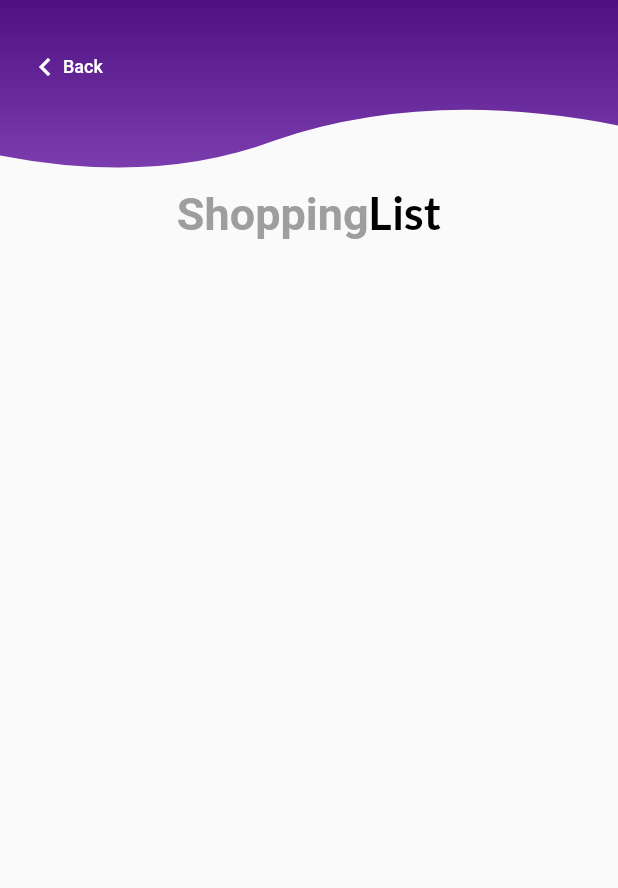
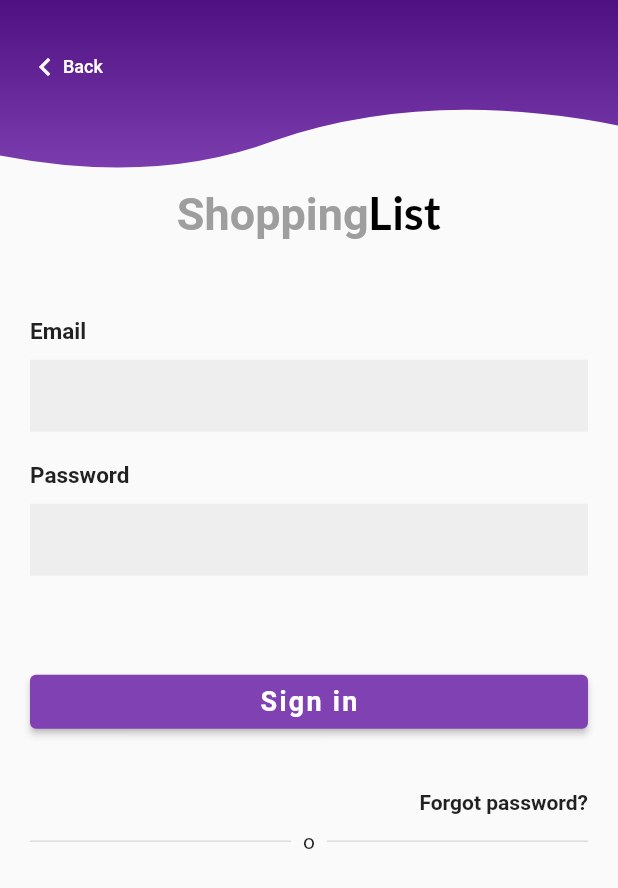
Before and after one commit to mayalaat/shopping_list, a Flutter app: the screen it shows after launch, after a tap on "Sign in", on a phone screen of 412 x 824 dp. Shown: the top 888 px of the screen. Run offline on Flutter 3.47's test engine with Material 2 defaults, Android fonts, the phone set to English and light mode, and no system bars; our stand-ins replace flutter_custom_clippers, google_fonts.

Commit message:
Adding login form

```diff
--- a/lib/MainScreens/login/loginScreen.dart
+++ b/lib/MainScreens/login/loginScreen.dart
@@ -1,9 +1,12 @@
 import 'package:flutter/material.dart';
-import 'package:flutter/widgets.dart';
+import 'package:shopping_list/MainScreens/homeScreen.dart';
+import 'package:shopping_list/Utils/TextApp.dart';
 import 'package:shopping_list/Widgets/Components/Containers/ContainerShape.dart';
+import 'package:shopping_list/Widgets/Components/Containers/Fields/myFieldForm.dart';
 import 'package:shopping_list/Widgets/Desing/DesignWidgets.dart';
 
-import '../../Widgets/Components/MyBackButton.dart';
+import '../../Widgets/Components/Buttons/myBackButton.dart';
+import '../../Widgets/Components/Buttons/mySignInButton.dart';
 
 class LoginScreen extends StatefulWidget {
   const LoginScreen({Key? key}) : super(key: key);
@@ -13,6 +16,51 @@ class LoginScreen extends StatefulWidget {
 }
 
 class _LoginScreenState extends State<LoginScreen> {
+  Widget _emailPasswordWidget() {
+    return Column(
+      children: [
+        MyFieldForm(TextApp.EMAIL, false),
+        MyFieldForm(TextApp.PASSWORD, true),
+        MySignInButton(
+            Colors.white,
+            MaterialStateProperty.all<Color>(Theme.of(context).primaryColor),
+            HomeScreen())
+      ],
+    );
+  }
+
+  Widget _forgotPassword() {
+    return Container(
+      padding: EdgeInsets.symmetric(vertical: 10),
+      alignment: Alignment.centerRight,
+      child: Text(
+        TextApp.FORGOT_PASSWORD,
+        style: TextStyle(fontSize: 14, fontWeight: FontWeight.bold),
+      ),
+    );
+  }
+
+  Widget _divider() {
+    return Container(
+      child: Row(
+        children: [
+          Expanded(
+              child: Divider(
+            thickness: 1,
+          )),
+          Padding(
+            padding: const EdgeInsets.only(left: 8.0, right: 8.0),
+            child: Text(TextApp.OR),
+          ),
+          Expanded(
+              child: Divider(
+            thickness: 1,
+          )),
+        ],
+      ),
+    );
+  }
+
   @override
   Widget build(BuildContext context) {
     final height = MediaQuery.of(context).size.height;
@@ -31,7 +79,13 @@ class _LoginScreenState extends State<LoginScreen> {
                   Padding(
                     padding: EdgeInsets.only(top: height * .15),
                     child: Designwidgets.titleDark(),
-                  )
+                  ),
+                  Padding(
+                    padding: EdgeInsets.only(top: height * .05),
+                    child: _emailPasswordWidget(),
+                  ),
+                  _forgotPassword(),
+                  _divider()
                 ],
               ),
             )
--- a/lib/MainScreens/welcomeScreen.dart
+++ b/lib/MainScreens/welcomeScreen.dart
@@ -1,6 +1,7 @@
 import 'package:flutter/material.dart';
 import 'package:shopping_list/MainScreens/login/loginScreen.dart';
 import 'package:shopping_list/Utils/TextApp.dart';
+import 'package:shopping_list/Widgets/Components/Buttons/mySignInButton.dart';
 import 'package:shopping_list/Widgets/Desing/DesignWidgets.dart';
 
 class WelcomeScreen extends StatefulWidget {
@@ -26,7 +27,10 @@ class _WelcomeScreenState extends State<WelcomeScreen> {
             mainAxisAlignment: MainAxisAlignment.center,
             children: [
               Designwidgets.title(),
-              _loginButton(context),
+              MySignInButton(
+                  Theme.of(context).primaryColor,
+                  MaterialStateProperty.all<Color>(Colors.white),
+                  LoginScreen()),
               _signUpButton(context)
             ],
           ),
@@ -34,26 +38,6 @@ class _WelcomeScreenState extends State<WelcomeScreen> {
       ),
     );
   }
-}
-
-Widget _loginButton(BuildContext context) {
-  return Container(
-    padding: EdgeInsets.only(top: 50.0, bottom: 25),
-    width: double.infinity,
-    child: ElevatedButton(
-        style: ButtonStyle(
-            backgroundColor: MaterialStateProperty.all<Color>(Colors.white)),
-        onPressed: () => Navigator.push(
-            context, MaterialPageRoute(builder: (context) => LoginScreen())),
-        child: Text(
-          TextApp.LOGIN,
-          style: TextStyle(
-              color: Theme.of(context).primaryColor,
-              letterSpacing: 1.5,
-              fontSize: 18.0,
-              fontWeight: FontWeight.bold),
-        )),
-  );
 }
 
 Widget _signUpButton(BuildContext context) {
--- a/lib/Utils/TextApp.dart
+++ b/lib/Utils/TextApp.dart
@@ -3,4 +3,8 @@ class TextApp {
   static const String LOGIN = "Sign in";
   static const String SIGNUP = "Register";
   static const String BACK = "Back";
+  static const String EMAIL = "Email";
+  static const String PASSWORD = "Password";
+  static const String FORGOT_PASSWORD = "Forgot password?";
+  static const String OR = "o";
 }
--- a/lib/Widgets/Components/MyBackButton.dart
+++ b/lib/Widgets/Components/Buttons/myBackButton.dart
@@ -1,6 +1,6 @@
 import 'package:flutter/material.dart';
 
-import '../../Utils/TextApp.dart';
+import '../../../Utils/TextApp.dart';
 
 class MyBackButton extends StatelessWidget {
   const MyBackButton({Key? key}) : super(key: key);
--- /dev/null
+++ b/lib/Widgets/Components/Buttons/mySignInButton.dart
@@ -0,0 +1,32 @@
+import 'package:flutter/material.dart';
+import 'package:shopping_list/Utils/TextApp.dart';
+
+class MySignInButton extends StatelessWidget {
+  MySignInButton(
+      this._textColor, this._buttonBackgroundColor, this._widgetToNavigate);
+
+  // Text _text;
+  Color _textColor;
+  MaterialStateProperty<Color> _buttonBackgroundColor;
+  Widget _widgetToNavigate;
+
+  @override
+  Widget build(BuildContext context) {
+    return Container(
+      padding: EdgeInsets.only(top: 50.0, bottom: 25),
+      width: double.infinity,
+      child: ElevatedButton(
+          style: ButtonStyle(backgroundColor: _buttonBackgroundColor),
+          onPressed: () => Navigator.push(context,
+              MaterialPageRoute(builder: (context) => _widgetToNavigate)),
+          child: Text(
+            TextApp.LOGIN,
+            style: TextStyle(
+                color: _textColor,
+                letterSpacing: 1.5,
+                fontSize: 18.0,
+                fontWeight: FontWeight.bold),
+          )),
+    );
+  }
+}
--- /dev/null
+++ b/lib/Widgets/Components/Containers/Fields/myFieldForm.dart
@@ -0,0 +1,36 @@
+import 'package:flutter/material.dart';
+
+class MyFieldForm extends StatelessWidget {
+  // const MyFieldForm({Key? key}) : super(key: key);
+
+  String _title;
+  bool _isPassword;
+
+  MyFieldForm(this._title, this._isPassword);
+
+  @override
+  Widget build(BuildContext context) {
+    return Container(
+      margin: EdgeInsets.symmetric(vertical: 10),
+      child: Column(
+        crossAxisAlignment: CrossAxisAlignment.start,
+        children: [
+          Text(
+            _title,
+            style: TextStyle(fontWeight: FontWeight.bold, fontSize: 15),
+          ),
+          Padding(
+            padding: EdgeInsets.only(top: 10),
+            child: TextField(
+              obscureText: _isPassword,
+              decoration: InputDecoration(
+                  border: InputBorder.none,
+                  fillColor: Colors.grey[200],
+                  filled: true),
+            ),
+          ),
+        ],
+      ),
+    );
+  }
+}
```
